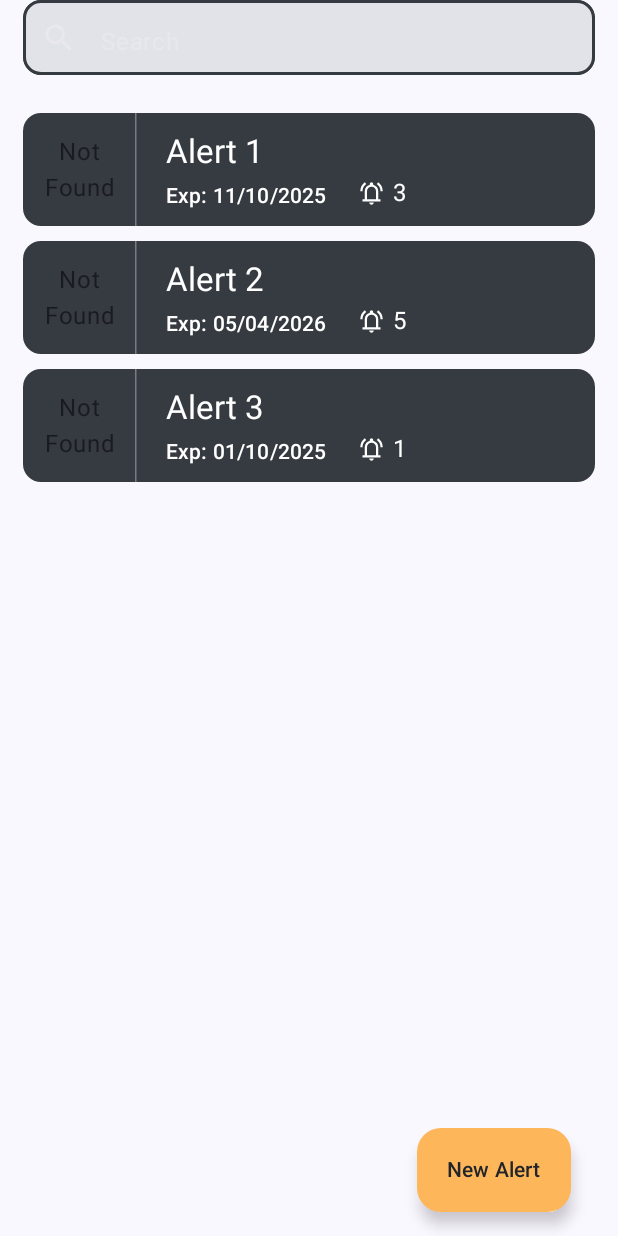
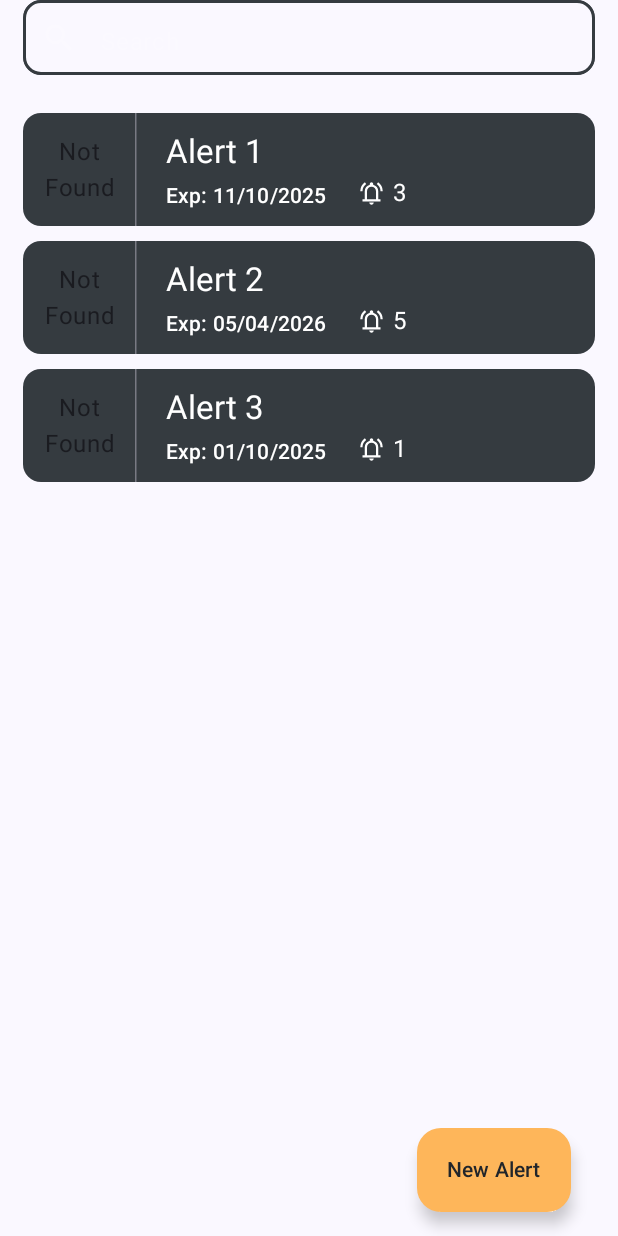
Before and after one commit to NerijusSirvys/Expiration-Alert, an Android app built with Jetpack Compose: the screen it shows after launch (MainActivity), on a phone screen of 412 x 824 dp. Run offline under Robolectric (Android 15) with nearby library versions, the phone set to English and light mode, and no system bars; pictures from the network do not load.

Commit message:
fixed slim text field colors

```diff
--- a/src/Android/app/src/main/java/com/ns/expiration/expiration/alert/screens/home/components/textField/SlimTextField.kt
+++ b/src/Android/app/src/main/java/com/ns/expiration/expiration/alert/screens/home/components/textField/SlimTextField.kt
@@ -22,7 +22,6 @@ import androidx.compose.material3.OutlinedTextFieldDefaults
 import androidx.compose.material3.Surface
 import androidx.compose.material3.Text
 import androidx.compose.material3.TextFieldColors
-import androidx.compose.material3.TextFieldDefaults
 import androidx.compose.runtime.Composable
 import androidx.compose.runtime.CompositionLocalProvider
 import androidx.compose.runtime.remember
@@ -50,10 +49,11 @@ fun SlimTextField(
    onTrailingIconClick: (() -> Unit)? = null,
    keyboardOptions: KeyboardOptions = KeyboardOptions.Default,
    keyboardActions: KeyboardActions = KeyboardActions.Default,
-   colors: TextFieldColors = TextFieldDefaults.colors(),
+   colors: TextFieldColors = OutlinedTextFieldDefaults.colors(),
    value: String,
    onValueChange: (String) -> Unit
 ) {
+
    Surface(
       modifier = modifier
          .height(50.dp)
@@ -65,7 +65,6 @@ fun SlimTextField(
       val interactionSource = remember { MutableInteractionSource() }
 
       val colors = colors.copy(
-         cursorColor = SunRay,
          textSelectionColors = TextSelectionColors(
             handleColor = SunRay,
             backgroundColor = SunRay
@@ -88,7 +87,7 @@ fun SlimTextField(
                   innerTextField = inner,
                   enabled = true,
                   singleLine = true,
-                  colors = colors,
+//                  colors = colors,
                   placeholder = {
                      placeholder?.let {
                         Text(
@@ -125,7 +124,7 @@ fun SlimTextField(
                         enabled = true,
                         isError = false,
                         interactionSource = interactionSource,
-                        colors = colors,
+//                        colors = colors,
                         shape = MaterialTheme.shapes.medium,
                      )
                   }
```
